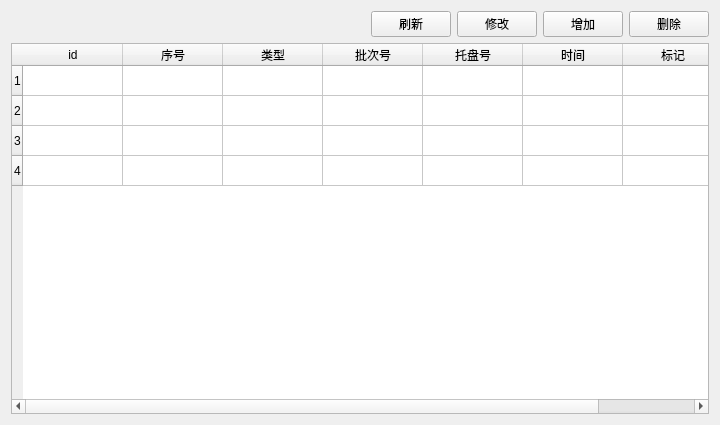
kangwenyun/batch_acquisition_system_qt_before, file viewdata.ui: the form before one commit.
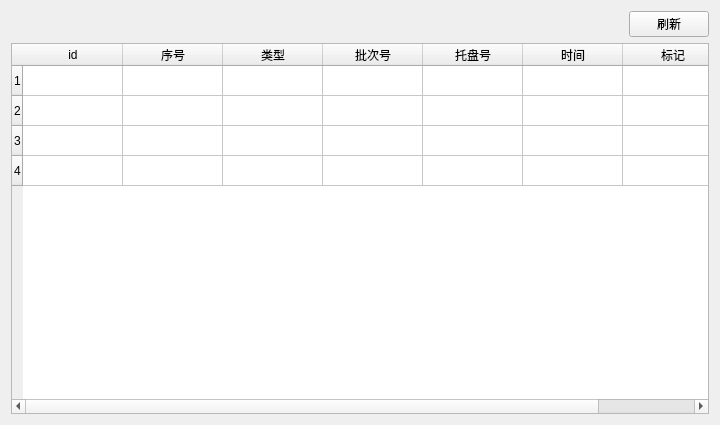
The form after the commit.

Diff of the .ui file:
```diff
--- a/viewdata.ui
+++ b/viewdata.ui
@@ -13,8 +13,6 @@
   <property name="windowTitle">
    <string>Form</string>
   </property>
-  <layout class="QVBoxLayout" name="verticalLayout_2">
-   <item>
     <layout class="QVBoxLayout" name="verticalLayout">
      <item>
       <layout class="QHBoxLayout" name="horizontalLayout">
@@ -25,7 +23,7 @@
          </property>
          <property name="sizeHint" stdset="0">
           <size>
-           <width>138</width>
+         <width>600</width>
            <height>20</height>
           </size>
          </property>
@@ -37,29 +35,6 @@
           <string>刷新</string>
          </property>
         </widget>
-       </item>
-       <item>
-        <widget class="QPushButton" name="data_change">
-         <property name="text">
-          <string>修改</string>
-         </property>
-        </widget>
-       </item>
-       <item>
-        <widget class="QPushButton" name="data_add">
-         <property name="text">
-          <string>增加</string>
-         </property>
-        </widget>
-       </item>
-       <item>
-        <widget class="QPushButton" name="data_delete">
-         <property name="text">
-          <string>删除</string>
-         </property>
-        </widget>
-       </item>
-      </layout>
      </item>
     </layout>
    </item>
```
Lines whose indentation alone changed are shown as unchanged.
